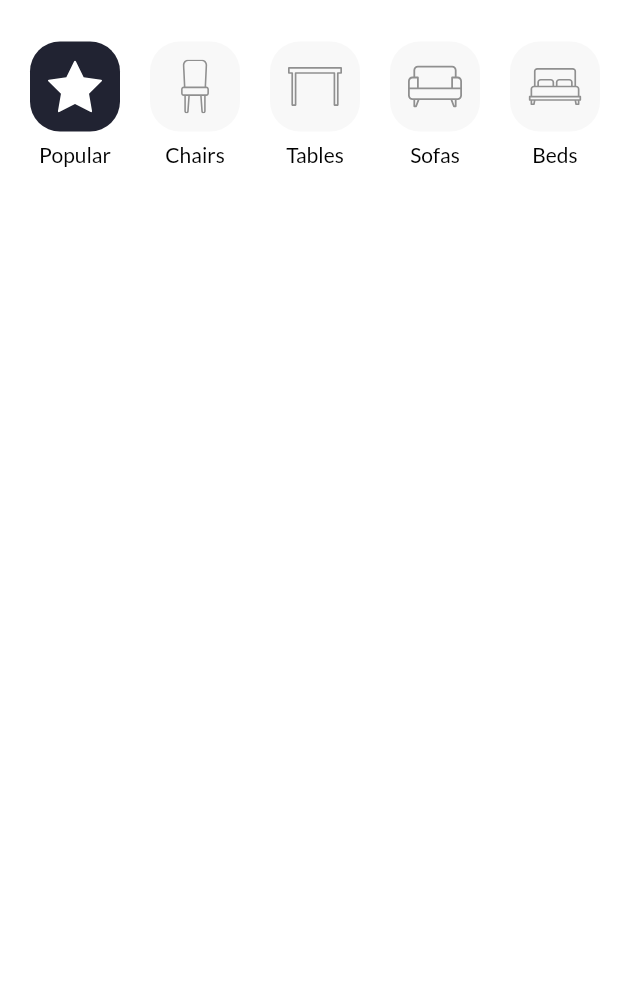
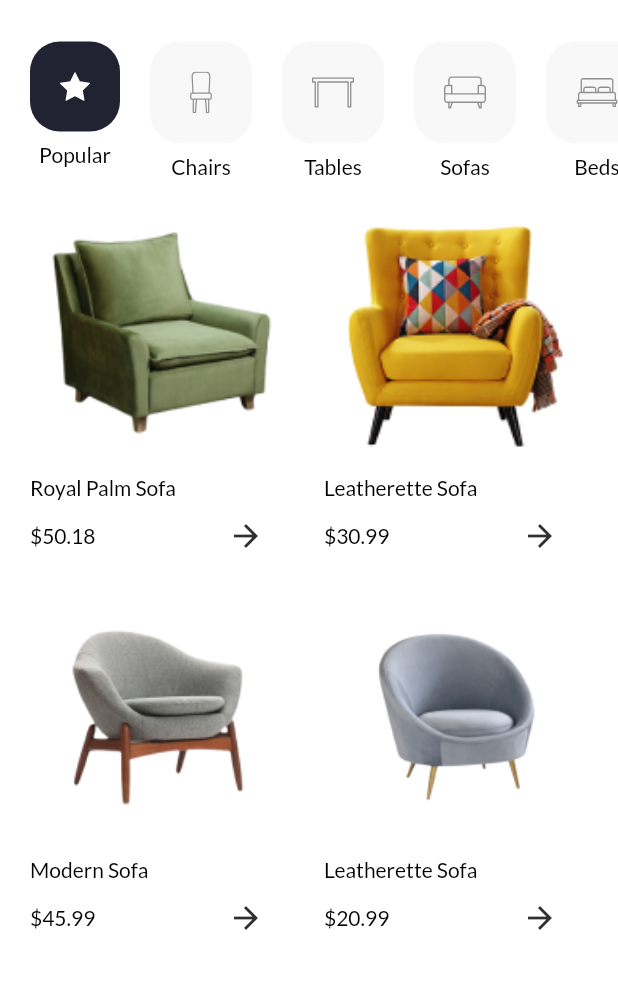
Before and after one commit to Stan081/Furniture_Store, a Flutter app: the screen it shows after launch, on a phone screen of 412 x 824 dp, the part 206-1195 px from its top. Run offline on Flutter 3.47's test engine with Material 2 defaults, Android fonts, the phone set to English and light mode, and no system bars; our stand-ins replace flutter_svg, google_fonts.

Commit message:
Items display implemented

```diff
--- /dev/null
+++ b/lib/models/items.dart
@@ -0,0 +1,37 @@
+class Item {
+  final int id;
+  final String name;
+  final String imgSrc;
+  final double price;
+
+  Item(
+      {required this.id,
+      required this.name,
+      required this.price,
+      required this.imgSrc});
+}
+
+class ItemModel {
+  static final items = [
+    Item(
+        id: 1,
+        name: "Royal Palm Sofa",
+        imgSrc: "assets/images/image 261-2.png",
+        price: 50.18),
+    Item(
+        id: 2,
+        name: "Leatherette Sofa",
+        imgSrc: "assets/images/image 268.png",
+        price: 30.99),
+    Item(
+        id: 3,
+        name: "Modern Sofa",
+        imgSrc: "assets/images/image 269.png",
+        price: 45.99),
+    Item(
+        id: 4,
+        name: "Leatherette Sofa",
+        imgSrc: "assets/images/image 270.png",
+        price: 20.99),
+  ];
+}
--- a/lib/screens/main/components/categories.dart
+++ b/lib/screens/main/components/categories.dart
@@ -4,45 +4,60 @@ import 'package:furniture_app/models/category.dart';
 
 import '../../../constants.dart';
 
-class Categories extends StatefulWidget {
-  final Category cat;
-  const Categories({Key? key, required this.cat}) : super(key: key);
+class CategoryMenu extends StatefulWidget {
+  const CategoryMenu({Key? key}) : super(key: key);
 
   @override
-  State<Categories> createState() => _CategoriesState();
+  State<CategoryMenu> createState() => _CategoryMenuState();
 }
 
-class _CategoriesState extends State<Categories> {
-  late final Category cat;
+class _CategoryMenuState extends State<CategoryMenu> {
+  //late CatModel cat;
   int selectedIndex = 0;
   @override
   Widget build(BuildContext context) {
-    return Padding(
-      padding: const EdgeInsets.all(defaultPadding),
+    return Container(
+      height: MediaQuery.of(context).size.height * 0.13,
+      child: ListView.builder(
+        itemCount: CatModel.categories.length,
+        scrollDirection: Axis.horizontal,
+        itemBuilder: (context, index) => buildCategoryMenu(index),
+      ),
+    );
+  }
+
+  Widget buildCategoryMenu(int index) {
+    return GestureDetector(
+      onTap: (() {
+        setState(() {
+          selectedIndex = index;
+        });
+      }),
+      child: Padding(
+        padding: const EdgeInsets.only(left: defaultPadding, top: 8),
         child: Column(
           children: [
             Container(
-            decoration: const BoxDecoration(
-              color: Color(0xFFF8F8F8),
-              borderRadius: BorderRadius.all(
+              decoration: BoxDecoration(
+                color:
+                    selectedIndex == index ? bgColor : const Color(0xFFF8F8F8),
+                borderRadius: const BorderRadius.all(
                   Radius.circular(defaultPadding),
                 ),
               ),
-            height: 60,
-            width: 60,
-            padding: const EdgeInsets.all(12),
-            child: SvgPicture.asset(""),
+              padding: const EdgeInsets.all(20),
+              child: SvgPicture.asset(CatModel.categories[index].svgSrc),
             ),
             const SizedBox(
               height: 7,
             ),
-          const Text(
-              //CatModel.categories[index].name,
-              ""
+            Text(
+              CatModel.categories[index].name,
               //style: const TextStyle(fontFamily: "San-serif"),
             )
           ],
         ),
+      ),
     );
   }
 }
--- a/lib/screens/main/main_screen.dart
+++ b/lib/screens/main/main_screen.dart
@@ -1,9 +1,8 @@
 import 'package:flutter/material.dart';
-import 'package:flutter_svg/svg.dart';
+import 'package:furniture_app/constants.dart';
 import 'package:furniture_app/models/category.dart';
+import 'package:furniture_app/models/items.dart';
 
-import '../../constants.dart';
-import '../../models/category.dart';
 import 'components/categories.dart';
 import 'components/header.dart';
 import 'components/search_bar.dart';
@@ -17,82 +16,75 @@ class MainScreen extends StatelessWidget {
       appBar: AppBar(
         backgroundColor: Colors.white,
         elevation: 0,
-        title: Padding(
-          padding: const EdgeInsets.all(8.0),
+        title: const Padding(
+          padding: EdgeInsets.all(8.0),
           child: Header(),
         ),
       ),
       body: Column(
         children: [
           SearchBar(),
-          CategoryMenu()
-          // Expanded(
-          //   child: ListView.builder(
-          //     scrollDirection: Axis.horizontal,
-          //     itemCount: CatModel.categories.length,
-          //     itemBuilder: (context, index) => Categories(cat : CatModel.categories[index]),
-          //   ),
-          // ),
+          CategoryMenu(),
+          Expanded(
+            child: Padding(
+              padding: const EdgeInsets.all(defaultPadding),
+              child: GridView.builder(
+                  itemCount: ItemModel.items.length,
+                  gridDelegate: const SliverGridDelegateWithFixedCrossAxisCount(
+                      crossAxisCount: 2,
+                      mainAxisSpacing: defaultPadding,
+                      crossAxisSpacing: defaultPadding,
+                      childAspectRatio: 0.75),
+                  itemBuilder: (context, index) => Container(
+                        decoration: const BoxDecoration(
+                          //color: bgColor,
+                          borderRadius: BorderRadius.all(
+                            Radius.circular(defaultPadding * 0.5),
+                          ),
+                        ),
+                        child: Column(
+                          //crossAxisAlignment: CrossAxisAlignment.start,
+                          children: [
+                            Expanded(
+                              child: Image.asset(
+                                ItemModel.items[index].imgSrc,
+                                fit: BoxFit.fill,
+                                alignment: Alignment.topLeft,
+                              ),
+                            ),
+                            Column(
+                              crossAxisAlignment: CrossAxisAlignment.start,
+                              children: [
+                                Padding(
+                                  padding: const EdgeInsets.only(
+                                    top: 15.0,
+                                  ),
+                                  child: Text(ItemModel.items[index].name),
+                                ),
+                                Row(
+                                  mainAxisAlignment:
+                                      MainAxisAlignment.spaceBetween,
+                                  children: [
+                                    Text("\$${ItemModel.items[index].price}"),
+                                    TextButton(
+                                      style: const ButtonStyle(),
+                                      onPressed: () {},
+                                      child: const Icon(
+                                        Icons.arrow_forward,
+                                        color: secondaryColor,
+                                      ),
+                                    ),
+                                  ],
+                                )
+                              ],
+                            ),
+                          ],
+                        ),
+                      )),
+            ),
+          )
         ],
       ),
     );
   }
 }
-
-class CategoryMenu extends StatefulWidget {
-  const CategoryMenu({Key? key}) : super(key: key);
-
-  @override
-  State<CategoryMenu> createState() => _CategoryMenuState();
-}
-
-class _CategoryMenuState extends State<CategoryMenu> {
-  //late CatModel cat;
-  int selectedIndex = 0;
-  @override
-  Widget build(BuildContext context) {
-    return Expanded(
-      child: ListView.builder(
-        itemCount: CatModel.categories.length,
-        scrollDirection: Axis.horizontal,
-        itemBuilder: (context, index) => buildCategoryMenu(index),
-      ),
-    );
-  }
-
-  Widget buildCategoryMenu(int index) {
-    return GestureDetector(
-      onTap: (() {
-        setState(() {
-          selectedIndex = index;
-        });
-      }),
-      child: Padding(
-        padding: const EdgeInsets.only(left: defaultPadding, top: 8),
-        child: Column(
-          children: [
-            Container(
-                decoration: BoxDecoration(
-                  color: selectedIndex == index ? bgColor : Color(0xFFF8F8F8),
-                  borderRadius: BorderRadius.all(
-                    Radius.circular(defaultPadding),
-                  ),
-                ),
-                height: 60,
-                width: 60,
-                padding: const EdgeInsets.all(12),
-                child: SvgPicture.asset(CatModel.categories[index].svgSrc)),
-            const SizedBox(
-              height: 7,
-            ),
-            Text(
-              CatModel.categories[index].name,
-
-              //style: const TextStyle(fontFamily: "San-serif"),
-            )
-          ],
-        ),
-      ),
-    );
-  }
-}
```
Also changed, not shown: assets/images/image 261-2.png (added), assets/images/image 268.png (added), assets/images/image 269.png (added), assets/images/image 270.png (added). Lines whose indentation alone changed are shown as unchanged.
